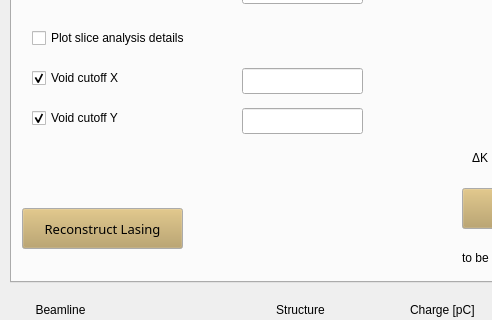
This is gui.ui in pdijksta/PassiveWFMeasurement as Qt 5 draws it before an edit; both pictures show x 0 to 492 and y 428 to 748 of the 962 by 873 pixel window. The edited form follows.
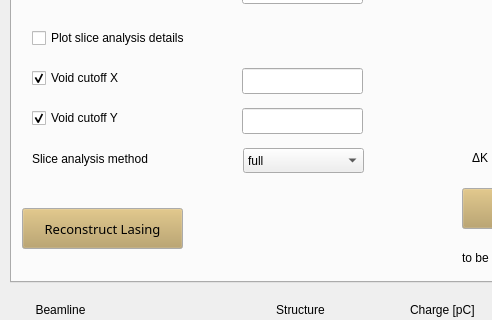
This is the edited form.

Commit message: add analysis for blmeas

The edit to the form file:
```diff
--- a/gui.ui
+++ b/gui.ui
@@ -2880,6 +2880,39 @@
        <set>Qt::AlignCenter</set>
       </property>
      </widget>
+     <widget class="QLabel" name="label_76">
+      <property name="geometry">
+       <rect>
+        <x>20</x>
+        <y>550</y>
+        <width>121</width>
+        <height>21</height>
+       </rect>
+      </property>
+      <property name="text">
+       <string>Slice analysis method</string>
+      </property>
+     </widget>
+     <widget class="QComboBox" name="SliceAnalysisMethod">
+      <property name="geometry">
+       <rect>
+        <x>231</x>
+        <y>550</y>
+        <width>121</width>
+        <height>25</height>
+       </rect>
+      </property>
+      <item>
+       <property name="text">
+        <string>full</string>
+       </property>
+      </item>
+      <item>
+       <property name="text">
+        <string>cut</string>
+       </property>
+      </item>
+     </widget>
     </widget>
     <widget class="QWidget" name="tab_2">
      <attribute name="title">
```
The commit also changes 4 other files.
